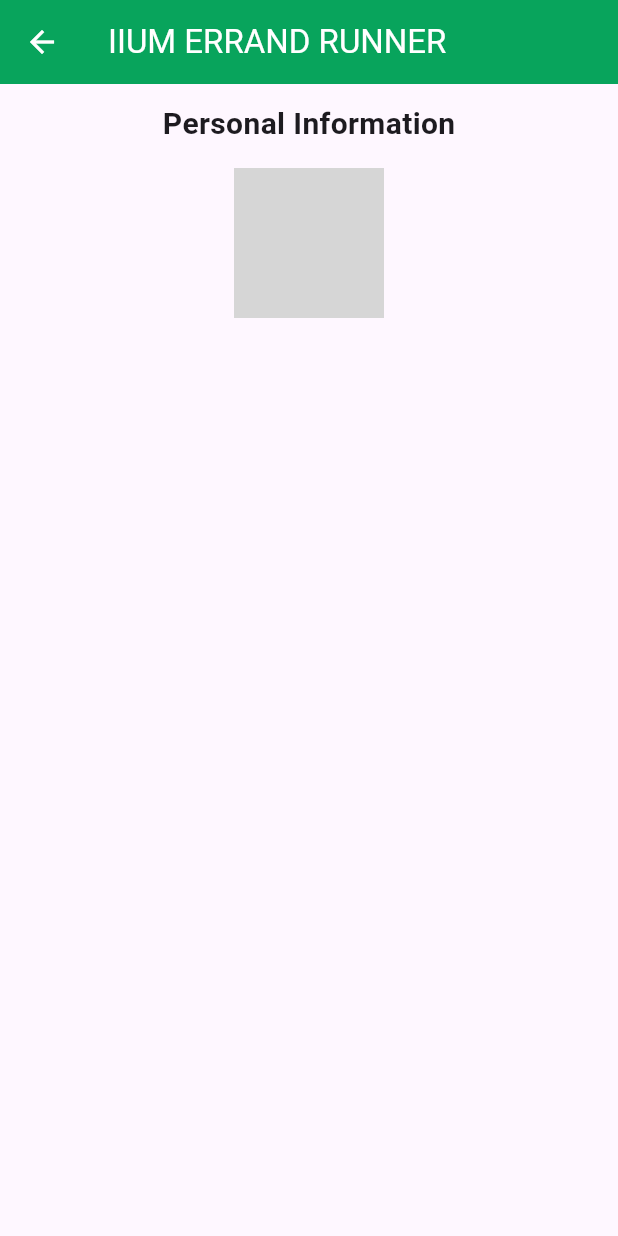
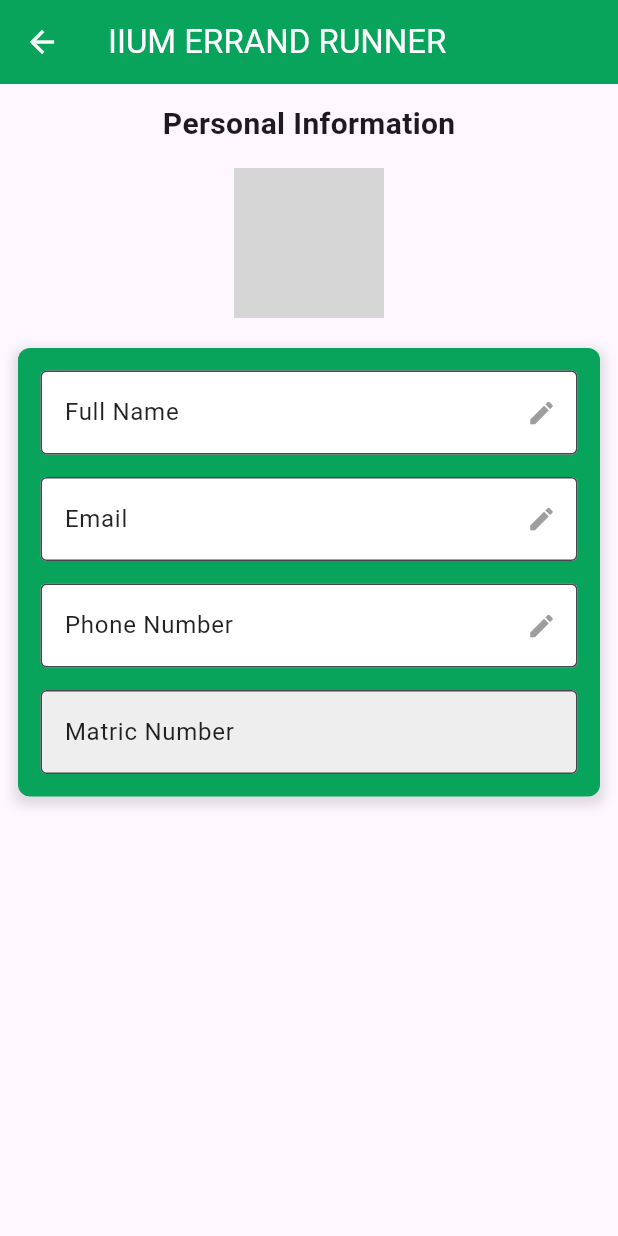
Before and after one commit to FarisArch/INFO-4335-OMEN, a Flutter app: the StudentInformationPage screen opened directly, on a phone screen of 412 x 824 dp. Run offline on Flutter 3.47's test engine with Material 3 defaults, Android fonts, the phone set to English and light mode, and no system bars; our stand-ins replace cloud_firestore, file_picker, firebase_auth, firebase_core, firebase_storage, image_picker; accounts and stored records are empty; network calls fail; grey boxes are pictures that could not be loaded.

Commit message:
Update student_info.dart

```diff
--- a/i_run/lib/studentPages/student_info.dart
+++ b/i_run/lib/studentPages/student_info.dart
@@ -13,7 +13,7 @@ class StudentInformationPage extends StatefulWidget {
 }
 
 class _StudentInformationPageState extends State<StudentInformationPage> {
- // Image handling variables
+  // Variables and controllers
   File? _profileImage;
   String? _profileImageUrl;
   final ImagePicker _picker = ImagePicker();
@@ -37,6 +37,7 @@ class _StudentInformationPageState extends State<StudentInformationPage> {
   @override
   void initState() {
     super.initState();
+
     // Initialize controllers
     fullNameController = TextEditingController();
     emailController = TextEditingController();
@@ -65,6 +66,8 @@ class _StudentInformationPageState extends State<StudentInformationPage> {
       }
     }
   }
+
+
       // Update user data in Firestore
   Future<void> _updateUserData() async {
     final User? user = _auth.currentUser;
@@ -76,13 +79,14 @@ class _StudentInformationPageState extends State<StudentInformationPage> {
         'matricNumber': matricController.text,
         'profileImageUrl': _profileImageUrl,
       });
-
       setState(() {
         showSaveButton = false;
         isEdited = false;
       });
     }
   }
+
+
 
   Future<void> _pickImage(ImageSource source) async {
     try {
@@ -201,12 +205,128 @@ class _StudentInformationPageState extends State<StudentInformationPage> {
                       ),
                     ),
                   ),
-                  // ... rest of the build method remains same as previous
+                  const SizedBox(height: 20),
+                  Container(
+                    width: double.infinity,
+                    padding: const EdgeInsets.all(15.0),
+                    decoration: BoxDecoration(
+                      color: const Color.fromARGB(255, 8, 164, 92),
+                      borderRadius: BorderRadius.circular(8.0),
+                      boxShadow: [
+                        BoxShadow(
+                          color: Colors.grey.withOpacity(0.3),
+                          spreadRadius: 3,
+                          blurRadius: 5,
+                          offset: const Offset(0, 3),
+                        ),
+                      ],
+                    ),
+                    child: Column(
+                      children: [
+                        _buildEditableField('Full Name', fullNameController),
+                        const SizedBox(height: 15),
+                        _buildEditableField('Email', emailController),
+                        const SizedBox(height: 15),
+                        _buildEditableField('Phone Number', phoneController),
+                        const SizedBox(height: 15),
+                        _buildReadOnlyField('Matric Number', matricController),
+                      ],
+                    ),
+                  ),
+                  const SizedBox(height: 25),
+                  if (showSaveButton)
+                    Center(
+                      child: ElevatedButton(
+                        onPressed: _updateUserData,
+                        style: ElevatedButton.styleFrom(
+                          backgroundColor: Colors.white,
+                          foregroundColor: Colors.black,
+                          padding: const EdgeInsets.symmetric(
+                              horizontal: 40, vertical: 15),
+                          shape: RoundedRectangleBorder(
+                            borderRadius: BorderRadius.circular(8.0),
+                          ),
+                        ),
+                        child: const Text(
+                          'Save Changes',
+                          style: TextStyle(fontSize: 16),
+                        ),
+                      ),
+                    ),
                 ],
               ),
             ),
     );
   }
 
-  // Keep existing _showImagePickerOptions and other helper methods
+  void _showImagePickerOptions() {
+    showModalBottomSheet(
+      context: context,
+      builder: (context) => SafeArea(
+        child: Column(
+          mainAxisSize: MainAxisSize.min,
+          children: [
+            ListTile(
+              leading: const Icon(Icons.photo_library),
+              title: const Text('Choose from Gallery'),
+              onTap: () {
+                Navigator.pop(context);
+                _pickImage(ImageSource.gallery);
+              },
+            ),
+            ListTile(
+              leading: const Icon(Icons.camera_alt),
+              title: const Text('Take a Photo'),
+              onTap: () {
+                Navigator.pop(context);
+                _pickImage(ImageSource.camera);
+              },
+            ),
+            if (_profileImageUrl != null || _profileImage != null)
+              ListTile(
+                leading: const Icon(Icons.delete, color: Colors.red),
+                title: const Text('Remove Photo', style: TextStyle(color: Colors.red)),
+                onTap: _removeImage,
+              ),
+          ],
+        ),
+      ),
+    );
   }
+
+  Widget _buildEditableField(String label, TextEditingController controller) {
+    return TextField(
+      controller: controller,
+      decoration: InputDecoration(
+        labelText: label,
+        labelStyle: const TextStyle(color: Colors.black87),
+        filled: true,
+        fillColor: Colors.white,
+        border: const OutlineInputBorder(),
+        suffixIcon: const Icon(Icons.edit, size: 20, color: Colors.grey),
+      ),
+      onChanged: (value) {
+        if (!isEdited) {
+          setState(() {
+            isEdited = true;
+            showSaveButton = true;
+          });
+        }
+      },
+    );
+  }
+
+  Widget _buildReadOnlyField(String label, TextEditingController controller) {
+    return TextFormField(
+      controller: controller,
+      readOnly: true,
+      decoration: InputDecoration(
+        labelText: label,
+        labelStyle: const TextStyle(color: Colors.black87),
+        filled: true,
+        fillColor: Colors.grey[200],
+        border: const OutlineInputBorder(),
+      ),
+    );
+  }
+}
```
Lines whose indentation alone changed are shown as unchanged.
